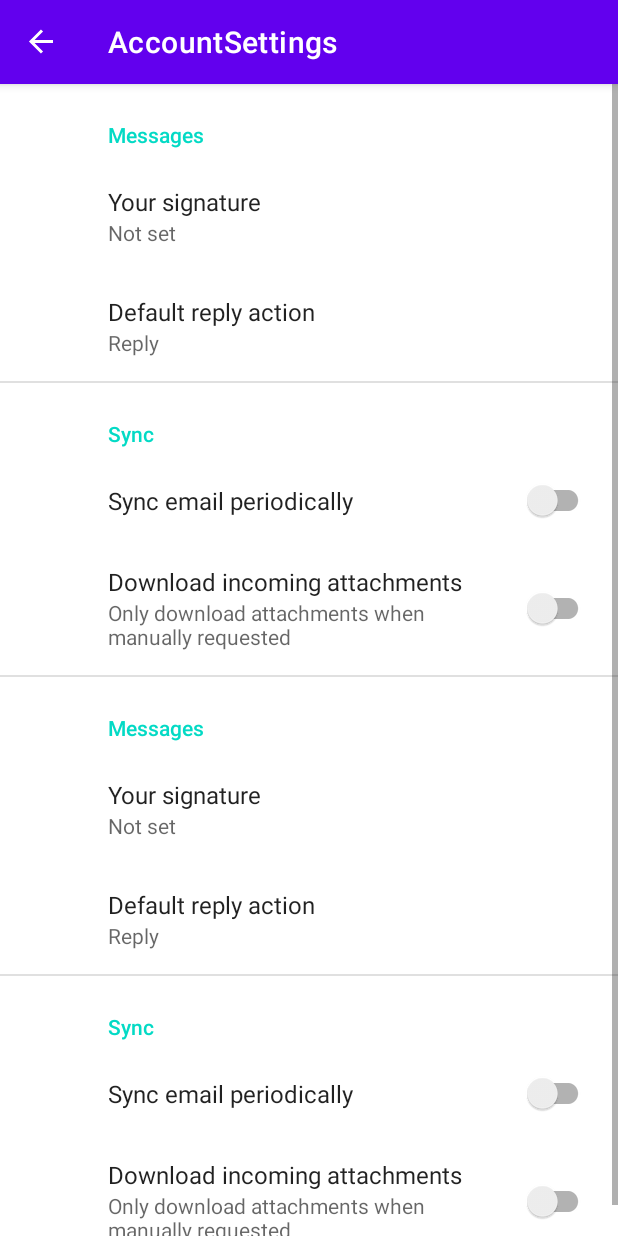
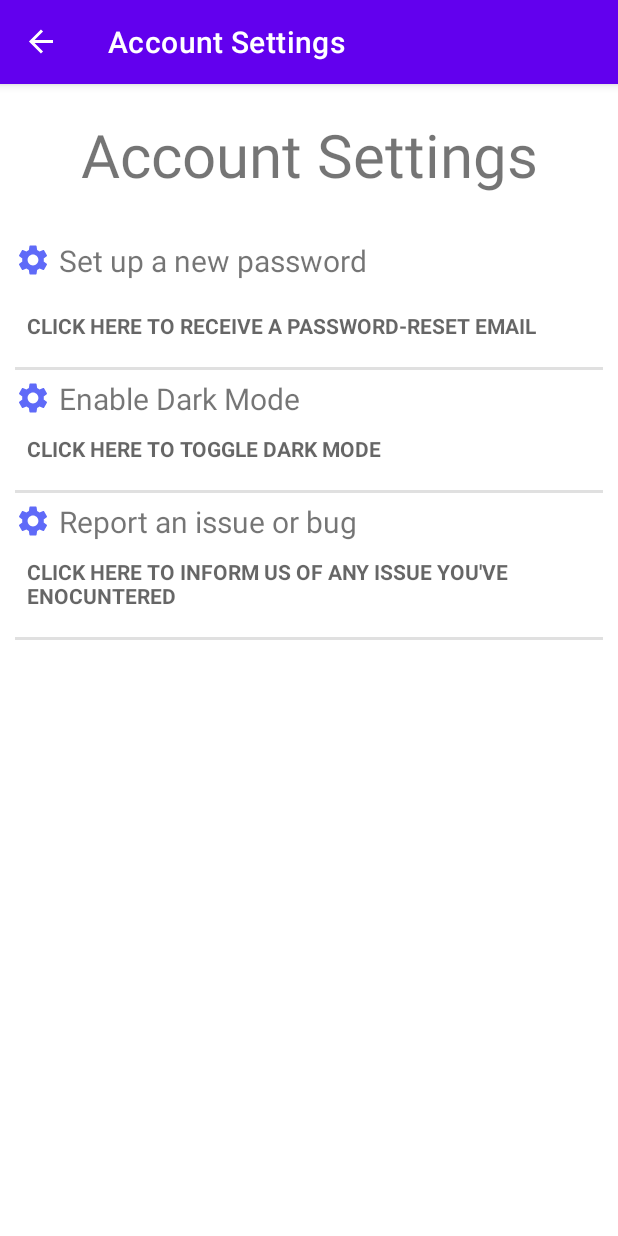
Before and after one commit to David-Tawil/Kufsa, an Android app: the AccountSettingsFragment screen opened through its navigation route, on a phone screen of 412 x 824 dp. Run offline under Robolectric (Android 15) with nearby library versions, the phone set to English and light mode, and no system bars; our stand-ins replace Firebase (no records; nobody signed in at launch, a user with empty details on screens opened directly), navigation-ui.

Commit message:
Several changes. 1) Created User settings page and All it's functions 2) Refactored FAQ a bit

```diff
--- a/app/build.gradle
+++ b/app/build.gradle
@@ -44,8 +44,8 @@ dependencies {
     implementation 'androidx.constraintlayout:constraintlayout:2.0.4'
     implementation 'androidx.lifecycle:lifecycle-livedata-ktx:2.3.1'
     implementation 'androidx.lifecycle:lifecycle-viewmodel-ktx:2.3.1'
-	implementation platform('com.google.firebase:firebase-bom:28.1.0')
-	implementation 'com.google.firebase:firebase-analytics'
+    implementation platform('com.google.firebase:firebase-bom:28.1.0')
+    implementation 'com.google.firebase:firebase-analytics'
 
     // Declare the dependency for the Cloud Firestore library
     // When using the BoM, you don't specify versions in Firebase library dependencies
--- /dev/null
+++ b/app/src/main/java/com/example/kufsa/ui/account_settings/AccountSettingsFragment.java
@@ -0,0 +1,126 @@
+package com.example.kufsa.ui.account_settings;
+
+
+import android.content.Context;
+import android.content.SharedPreferences;
+import android.os.Bundle;
+import android.view.LayoutInflater;
+import android.view.View;
+import android.view.ViewGroup;
+import android.widget.Toast;
+
+import androidx.annotation.NonNull;
+import androidx.annotation.Nullable;
+import androidx.appcompat.app.AppCompatDelegate;
+import androidx.fragment.app.Fragment;
+
+import com.example.kufsa.R;
+import com.example.kufsa.databinding.FragmentAccountSettingsBinding;
+import com.firebase.ui.auth.AuthUI;
+import com.google.firebase.auth.FirebaseAuth;
+import com.google.firebase.auth.FirebaseUser;
+
+import org.jetbrains.annotations.NotNull;
+
+import java.util.Arrays;
+import java.util.List;
+
+
+public class AccountSettingsFragment extends Fragment {
+
+    FirebaseUser user = FirebaseAuth.getInstance().getCurrentUser();
+    String email = user.getEmail();
+    // creating an auth listener for our Firebase auth
+    FirebaseAuth auth;
+    List<AuthUI.IdpConfig> providers = Arrays.asList(
+            new AuthUI.IdpConfig.EmailBuilder().build());
+    private FragmentAccountSettingsBinding binding;
+
+    public AccountSettingsFragment() {
+        super(R.layout.fragment_account_settings);
+    }
+
+    @Override
+    public View onCreateView(LayoutInflater inflater, ViewGroup container,
+                             Bundle savedInstanceState) {
+        binding = FragmentAccountSettingsBinding.inflate(inflater, container, false);
+        return binding.getRoot();
+    }
+
+    @Override
+    public void onViewCreated(@NonNull @NotNull View view, @Nullable @org.jetbrains.annotations.Nullable Bundle savedInstanceState) {
+        super.onViewCreated(view, savedInstanceState);
+        FirebaseAuth auth = FirebaseAuth.getInstance();
+
+        // Reset password settings
+        binding.passwordDescription.setOnClickListener(view1 -> FirebaseAuth.getInstance().sendPasswordResetEmail(email)
+                .addOnCompleteListener(task -> {
+                    if (task.isSuccessful()) {
+                        Toast.makeText(getActivity(), "Password Reset Email Sent!", Toast.LENGTH_SHORT).show();
+                    } else {
+                        Toast.makeText(requireContext(), task.getException().getLocalizedMessage(), Toast.LENGTH_LONG).show();
+                    }
+                }));
+
+        // Dark mode settings
+        // Saving state of our app
+        // using SharedPreferences
+        SharedPreferences sharedPreferences
+                = this.getContext().getSharedPreferences(
+                "sharedPrefs", Context.MODE_PRIVATE);
+        final SharedPreferences.Editor editor
+                = sharedPreferences.edit();
+        final boolean isDarkModeOn
+                = sharedPreferences
+                .getBoolean(
+                        "isDarkModeOn", false);
+
+        binding.darkModeDescription.setOnClickListener(view12 -> {
+            // When user taps the enable/disable
+            // dark mode button
+            if (isDarkModeOn) {
+
+                // if dark mode is on it
+                // will turn it off
+                AppCompatDelegate
+                        .setDefaultNightMode(
+                                AppCompatDelegate
+                                        .MODE_NIGHT_NO);
+                // it will set isDarkModeOn
+                // boolean to false
+                editor.putBoolean(
+                        "isDarkModeOn", false);
+                editor.apply();
+
+                // change text of Button
+                binding.darkModeDescription.setText(
+                        "Enable Dark Mode");
+            } else {
+
+                // if dark mode is off
+                // it will turn it on
+                AppCompatDelegate
+                        .setDefaultNightMode(
+                                AppCompatDelegate
+                                        .MODE_NIGHT_YES);
+
+                // it will set isDarkModeOn
+                // boolean to true
+                editor.putBoolean(
+                        "isDarkModeOn", true);
+                editor.apply();
+
+                // change text of Button
+                binding.darkModeDescription.setText(
+                        "Disable Dark Mode");
+            }
+        });
+
+        binding.reportIssueDescription.setOnClickListener(view12 -> {
+            // Contact developers
+            Toast.makeText(getActivity(), "Please send your complaint to: eldar101@gmail.com", Toast.LENGTH_SHORT).show();
+        });
+
+    }
+
+}
--- a/app/src/main/java/com/example/kufsa/ui/login/AccountSettingsFragment.java
+++ /dev/null
@@ -1,15 +0,0 @@
-package com.example.kufsa.ui.login;
-
-import android.os.Bundle;
-
-import androidx.preference.PreferenceFragmentCompat;
-
-import com.example.kufsa.R;
-
-public class AccountSettingsFragment extends PreferenceFragmentCompat {
-
-    @Override
-    public void onCreatePreferences(Bundle savedInstanceState, String rootKey) {
-        setPreferencesFromResource(R.xml.root_preferences, rootKey);
-    }
-}
--- /dev/null
+++ b/app/src/main/res/drawable/ic_account_settings_24.xml
@@ -0,0 +1,11 @@
+<vector xmlns:android="http://schemas.android.com/apk/res/android"
+    android:width="24dp"
+    android:height="24dp"
+    android:autoMirrored="true"
+    android:tint="#5F6AF8"
+    android:viewportWidth="24"
+    android:viewportHeight="24">
+    <path
+        android:fillColor="@android:color/white"
+        android:pathData="M19.14,12.94c0.04,-0.3 0.06,-0.61 0.06,-0.94c0,-0.32 -0.02,-0.64 -0.07,-0.94l2.03,-1.58c0.18,-0.14 0.23,-0.41 0.12,-0.61l-1.92,-3.32c-0.12,-0.22 -0.37,-0.29 -0.59,-0.22l-2.39,0.96c-0.5,-0.38 -1.03,-0.7 -1.62,-0.94L14.4,2.81c-0.04,-0.24 -0.24,-0.41 -0.48,-0.41h-3.84c-0.24,0 -0.43,0.17 -0.47,0.41L9.25,5.35C8.66,5.59 8.12,5.92 7.63,6.29L5.24,5.33c-0.22,-0.08 -0.47,0 -0.59,0.22L2.74,8.87C2.62,9.08 2.66,9.34 2.86,9.48l2.03,1.58C4.84,11.36 4.8,11.69 4.8,12s0.02,0.64 0.07,0.94l-2.03,1.58c-0.18,0.14 -0.23,0.41 -0.12,0.61l1.92,3.32c0.12,0.22 0.37,0.29 0.59,0.22l2.39,-0.96c0.5,0.38 1.03,0.7 1.62,0.94l0.36,2.54c0.05,0.24 0.24,0.41 0.48,0.41h3.84c0.24,0 0.44,-0.17 0.47,-0.41l0.36,-2.54c0.59,-0.24 1.13,-0.56 1.62,-0.94l2.39,0.96c0.22,0.08 0.47,0 0.59,-0.22l1.92,-3.32c0.12,-0.22 0.07,-0.47 -0.12,-0.61L19.14,12.94zM12,15.6c-1.98,0 -3.6,-1.62 -3.6,-3.6s1.62,-3.6 3.6,-3.6s3.6,1.62 3.6,3.6S13.98,15.6 12,15.6z" />
+</vector>
--- a/app/src/main/res/layout/fragment_account_settings.xml
+++ b/app/src/main/res/layout/fragment_account_settings.xml
@@ -1,12 +1,13 @@
 <?xml version="1.0" encoding="utf-8"?>
 <ScrollView xmlns:android="http://schemas.android.com/apk/res/android"
+    xmlns:app="http://schemas.android.com/apk/res-auto"
     xmlns:tools="http://schemas.android.com/tools"
     android:layout_width="fill_parent"
     android:layout_height="match_parent"
     android:fillViewport="false"
     android:orientation="vertical"
     android:padding="10dp"
-    tools:context=".ui.login.AccountSettingsFragment">
+    tools:context=".ui.account_settings.AccountSettingsFragment">
 
     <LinearLayout
         android:layout_width="match_parent"
@@ -14,10 +15,71 @@
         android:orientation="vertical">
 
         <TextView
-            android:id="@+id/faq_q4_answer"
+            android:id="@+id/title_account_settings"
             android:layout_width="match_parent"
             android:layout_height="wrap_content"
+            android:gravity="center_horizontal"
+            android:padding="10sp"
+            android:text="@string/title_activity_account_settings"
+            android:textSize="40sp"
+            android:visibility="visible" />
+
+        <TextView
+            android:id="@+id/password_title"
+            android:layout_width="match_parent"
+            android:layout_height="wrap_content"
+            android:drawablePadding="5dp"
+            android:paddingTop="20dp"
+            android:paddingBottom="20dp"
+            android:text="@string/password_title"
+            android:textSize="20sp"
+            app:drawableLeftCompat="@drawable/ic_account_settings_24" />
+
+        <TextView
+            android:id="@+id/password_description"
+            style="?android:attr/listSeparatorTextViewStyle"
+            android:layout_width="match_parent"
+            android:layout_height="wrap_content"
+            android:paddingBottom="20dp"
+            android:text="@string/password_description" />
+
+        <TextView
+            android:id="@+id/dark_mode_title"
+            android:layout_width="match_parent"
+            android:layout_height="wrap_content"
+            android:drawablePadding="5dp"
+            android:paddingTop="5dp"
             android:paddingBottom="10dp"
-            android:text="@string/faq_q4_answer" />
+            android:text="@string/dark_mode_title"
+            android:textSize="20sp"
+            app:drawableLeftCompat="@drawable/ic_account_settings_24" />
+
+        <TextView
+            android:id="@+id/dark_mode_description"
+            style="?android:attr/listSeparatorTextViewStyle"
+            android:layout_width="match_parent"
+            android:layout_height="wrap_content"
+            android:paddingBottom="20dp"
+            android:text="@string/dark_mode_description" />
+
+        <TextView
+            android:id="@+id/report_issue_title"
+            android:layout_width="match_parent"
+            android:layout_height="wrap_content"
+            android:drawablePadding="5dp"
+            android:paddingTop="5dp"
+            android:paddingBottom="10dp"
+            android:text="@string/report_issue_title"
+            android:textSize="20sp"
+            app:drawableLeftCompat="@drawable/ic_account_settings_24" />
+
+        <TextView
+            android:id="@+id/report_issue_description"
+            style="?android:attr/listSeparatorTextViewStyle"
+            android:layout_width="match_parent"
+            android:layout_height="wrap_content"
+            android:paddingBottom="20dp"
+            android:text="@string/report_issue_description" />
+
     </LinearLayout>
 </ScrollView>
--- a/app/src/main/res/layout/fragment_faq.xml
+++ b/app/src/main/res/layout/fragment_faq.xml
@@ -29,6 +29,7 @@
             android:layout_width="match_parent"
             android:layout_height="wrap_content"
             android:drawablePadding="5dp"
+            android:paddingTop="5dp"
             android:paddingBottom="10dp"
             android:text="@string/faq_q1_question"
             android:textSize="20sp"
@@ -36,9 +37,10 @@
 
         <TextView
             android:id="@+id/faq_q1_answer"
+            style="?android:attr/listSeparatorTextViewStyle"
             android:layout_width="match_parent"
             android:layout_height="wrap_content"
-            android:paddingBottom="10dp"
+            android:paddingBottom="20dp"
             android:text="@string/faq_q1_answer" />
 
         <TextView
@@ -46,6 +48,7 @@
             android:layout_width="match_parent"
             android:layout_height="wrap_content"
             android:drawablePadding="5dp"
+            android:paddingTop="5dp"
             android:paddingBottom="10dp"
             android:text="@string/faq_q2_question"
             android:textSize="20sp"
@@ -53,9 +56,10 @@
 
         <TextView
             android:id="@+id/faq_q2_answer"
+            style="?android:attr/listSeparatorTextViewStyle"
             android:layout_width="match_parent"
             android:layout_height="wrap_content"
-            android:paddingBottom="10dp"
+            android:paddingBottom="20dp"
             android:text="@string/faq_q2_answer" />
 
         <TextView
@@ -63,6 +67,7 @@
             android:layout_width="match_parent"
             android:layout_height="wrap_content"
             android:drawablePadding="5dp"
+            android:paddingTop="5dp"
             android:paddingBottom="10dp"
             android:text="@string/faq_q3_question"
             android:textSize="20sp"
@@ -70,9 +75,10 @@
 
         <TextView
             android:id="@+id/faq_q3_answer"
+            style="?android:attr/listSeparatorTextViewStyle"
             android:layout_width="match_parent"
             android:layout_height="wrap_content"
-            android:paddingBottom="10dp"
+            android:paddingBottom="20dp"
             android:text="@string/faq_q3_answer" />
 
         <TextView
@@ -80,6 +86,7 @@
             android:layout_width="match_parent"
             android:layout_height="wrap_content"
             android:drawablePadding="5dp"
+            android:paddingTop="5dp"
             android:paddingBottom="10dp"
             android:text="@string/faq_q4_question"
             android:textSize="20sp"
@@ -87,9 +94,10 @@
 
         <TextView
             android:id="@+id/faq_q4_answer"
+            style="?android:attr/listSeparatorTextViewStyle"
             android:layout_width="match_parent"
             android:layout_height="wrap_content"
-            android:paddingBottom="10dp"
+            android:paddingBottom="20dp"
             android:text="@string/faq_q4_answer" />
     </LinearLayout>
 </ScrollView>
--- a/app/src/main/res/navigation/nav_graph.xml
+++ b/app/src/main/res/navigation/nav_graph.xml
@@ -18,8 +18,8 @@
 
     <fragment
         android:id="@+id/account_setting_fragment"
-        android:name="com.example.kufsa.ui.login.AccountSettingsFragment"
-        android:label="AccountSettings"
+        android:name="com.example.kufsa.ui.account_settings.AccountSettingsFragment"
+        android:label="Account Settings"
         tools:layout="@layout/fragment_account_settings"></fragment>
 
     <fragment
--- a/app/src/main/res/values/strings.xml
+++ b/app/src/main/res/values/strings.xml
@@ -35,30 +35,26 @@
     <string name="faq_q3_question">What can I do in this app?</string>
     <string name="faq_q4_question">Can I pay for anything here?</string>
 
-    <!--    answers-->
+    <!-- FAQ answers-->
     <string name="faq_q1_answer">This app is an android project for managing board games.</string>
     <string name="faq_q2_answer">Two modest computer science students, trying to get a 100 grade:)</string>
     <string name="faq_q3_answer">You can create a personal user, browse a huge catalog of board games and post them for sale, under said user.</string>
     <string name="faq_q4_answer">No, we can not be responsible for any financial transactions, only allow you to post games for sale/ rent.</string>
 
-    <!-- Preference Titles -->
-    <string name="messages_header">Messages</string>
-    <string name="sync_header">Sync</string>
+    <!-- Account settings Titles -->
+    <string name="title_activity_account_settings">Account Settings</string>
+    <string name="Credentials_header">Credentials</string>
+    <string name="password_title">Set up a new password</string>
+    <string name="dark_mode_title">Enable Dark Mode</string>
+    <string name="report_issue_title">Report an issue or bug</string>
+    <string name="password_description">Click Here to receive a password-reset email</string>
+    <string name="dark_mode_description">Click Here to toggle dark mode</string>
+    <string name="report_issue_description">Click Here to Inform us of any issue you\'ve enocuntered</string>
 
-    <!-- Messages Preferences -->
-    <string name="signature_title">Your signature</string>
-    <string name="reply_title">Default reply action</string>
-
-    <!-- Sync Preferences -->
-    <string name="sync_title">Sync email periodically</string>
-    <string name="attachment_title">Download incoming attachments</string>
-    <string name="attachment_summary_on">Automatically download attachments for incoming emails
-    </string>
-    <string name="attachment_summary_off">Only download attachments when manually requested</string>
+    <!-- favorite Preferences -->
     <string name="favorite_icon_title">favorite</string>
-    <string name="hint_searchbox">what you wanna play</string>
+    <string name="hint_searchbox">what you want to play</string>
     <string name="favorites_title">Favorites</string>
-    <string name="title_activity_account_settings">Account Settings</string>
     <string name="marketplace">Market</string>
     <string name="reviews">Reviews</string>
 
--- a/app/src/main/res/values/themes.xml
+++ b/app/src/main/res/values/themes.xml
@@ -30,4 +30,7 @@
     <style name="Theme.Kufsa.AppBarOverlay" parent="ThemeOverlay.AppCompat.Dark.ActionBar" />
 
     <style name="Theme.Kufsa.PopupOverlay" parent="ThemeOverlay.AppCompat.Light" />
+
+    <style name="DarkTheme" parent="Theme.AppCompat.DayNight" />
+
 </resources>
--- a/app/src/main/res/xml/root_preferences.xml
+++ /dev/null
@@ -1,65 +0,0 @@
-<PreferenceScreen xmlns:app="http://schemas.android.com/apk/res-auto">
-
-    <PreferenceCategory app:title="@string/messages_header">
-
-        <EditTextPreference
-            app:key="signature"
-            app:title="@string/signature_title"
-            app:useSimpleSummaryProvider="true" />
-
-        <ListPreference
-            app:defaultValue="reply"
-            app:entries="@array/reply_entries"
-            app:entryValues="@array/reply_values"
-            app:key="reply"
-            app:title="@string/reply_title"
-            app:useSimpleSummaryProvider="true" />
-
-    </PreferenceCategory>
-
-    <PreferenceCategory app:title="@string/sync_header">
-
-        <SwitchPreferenceCompat
-            app:key="sync"
-            app:title="@string/sync_title" />
-
-        <SwitchPreferenceCompat
-            app:dependency="sync"
-            app:key="attachment"
-            app:summaryOff="@string/attachment_summary_off"
-            app:summaryOn="@string/attachment_summary_on"
-            app:title="@string/attachment_title" />
-
-    </PreferenceCategory>
-    <PreferenceCategory app:title="@string/messages_header">
-
-        <EditTextPreference
-            app:key="signature"
-            app:title="@string/signature_title"
-            app:useSimpleSummaryProvider="true" />
-
-        <ListPreference
-            app:defaultValue="reply"
-            app:entries="@array/reply_entries"
-            app:entryValues="@array/reply_values"
-            app:key="reply"
-            app:title="@string/reply_title"
-            app:useSimpleSummaryProvider="true" />
-
-    </PreferenceCategory>
-    <PreferenceCategory app:title="@string/sync_header">
-
-        <SwitchPreferenceCompat
-            app:key="sync"
-            app:title="@string/sync_title" />
-
-        <SwitchPreferenceCompat
-            app:dependency="sync"
-            app:key="attachment"
-            app:summaryOff="@string/attachment_summary_off"
-            app:summaryOn="@string/attachment_summary_on"
-            app:title="@string/attachment_title" />
-
-    </PreferenceCategory>
-
-</PreferenceScreen>
```
